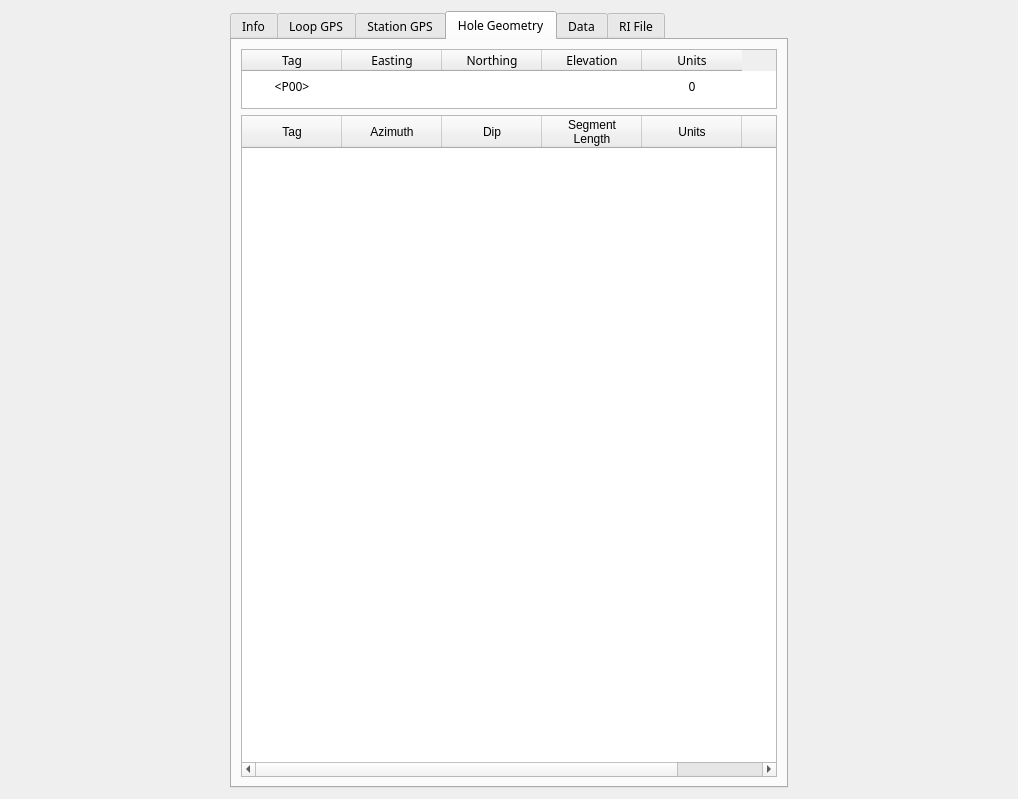
Above: src/qt_ui/pem_info_widget.ui from Eric-Meunier/Processor-Suite before the change. Below: the same form after it.
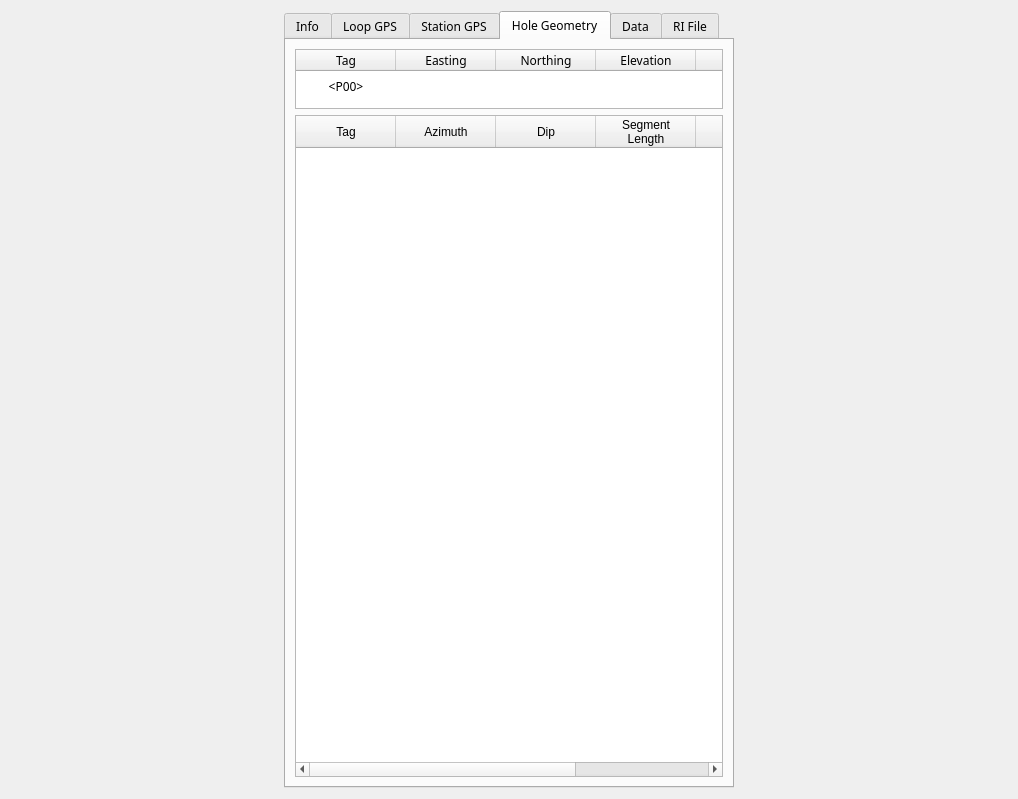
That is the form after the change. The open tabs and pages were chosen to show the change.

```diff
--- a/src/qt_ui/pem_info_widget.ui
+++ b/src/qt_ui/pem_info_widget.ui
@@ -36,10 +36,16 @@
      </property>
      <property name="minimumSize">
       <size>
-       <width>550</width>
+       <width>450</width>
        <height>0</height>
       </size>
      </property>
+     <property name="maximumSize">
+      <size>
+       <width>450</width>
+       <height>16777215</height>
+      </size>
+     </property>
      <property name="font">
       <font>
        <family>Century Gothic</family>
@@ -531,13 +537,13 @@
          </property>
          <property name="minimumSize">
           <size>
-           <width>400</width>
-           <height>60</height>
+           <width>0</width>
+           <height>0</height>
           </size>
          </property>
          <property name="maximumSize">
           <size>
-           <width>16777215</width>
+           <width>130000</width>
            <height>60</height>
           </size>
          </property>
@@ -649,7 +655,7 @@
          </property>
          <property name="minimumSize">
           <size>
-           <width>400</width>
+           <width>300</width>
            <height>0</height>
           </size>
          </property>
```
Left out of the diff: 14 changed lines with no effect on the pictures.
